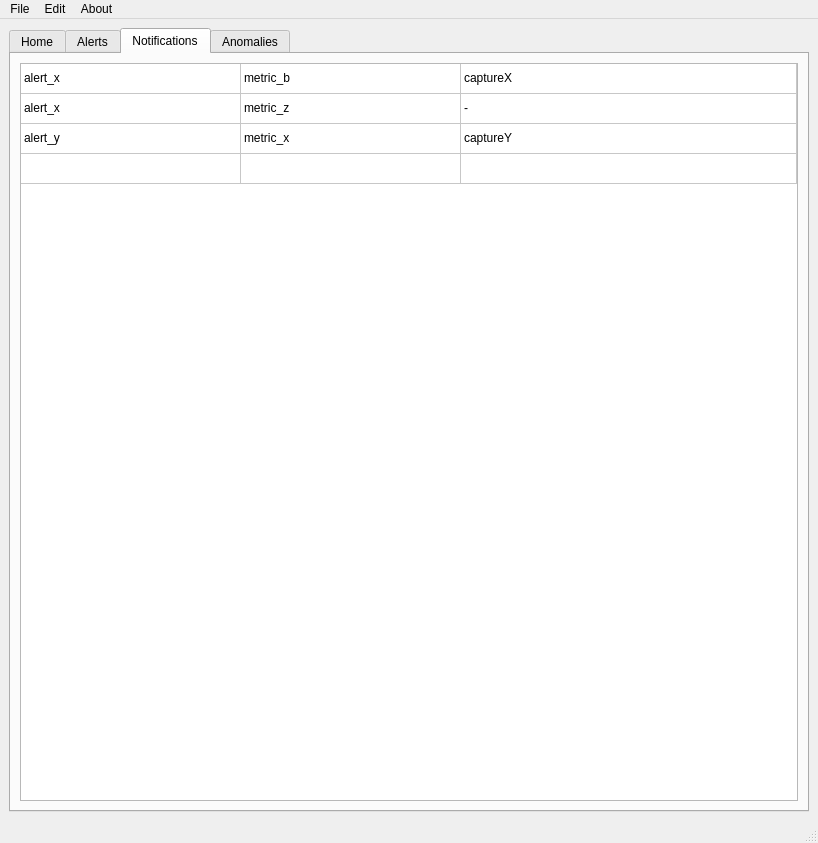
Before: the Qt Designer form sad_ui.ui in kosnet2/smad, drawn with Qt 5.
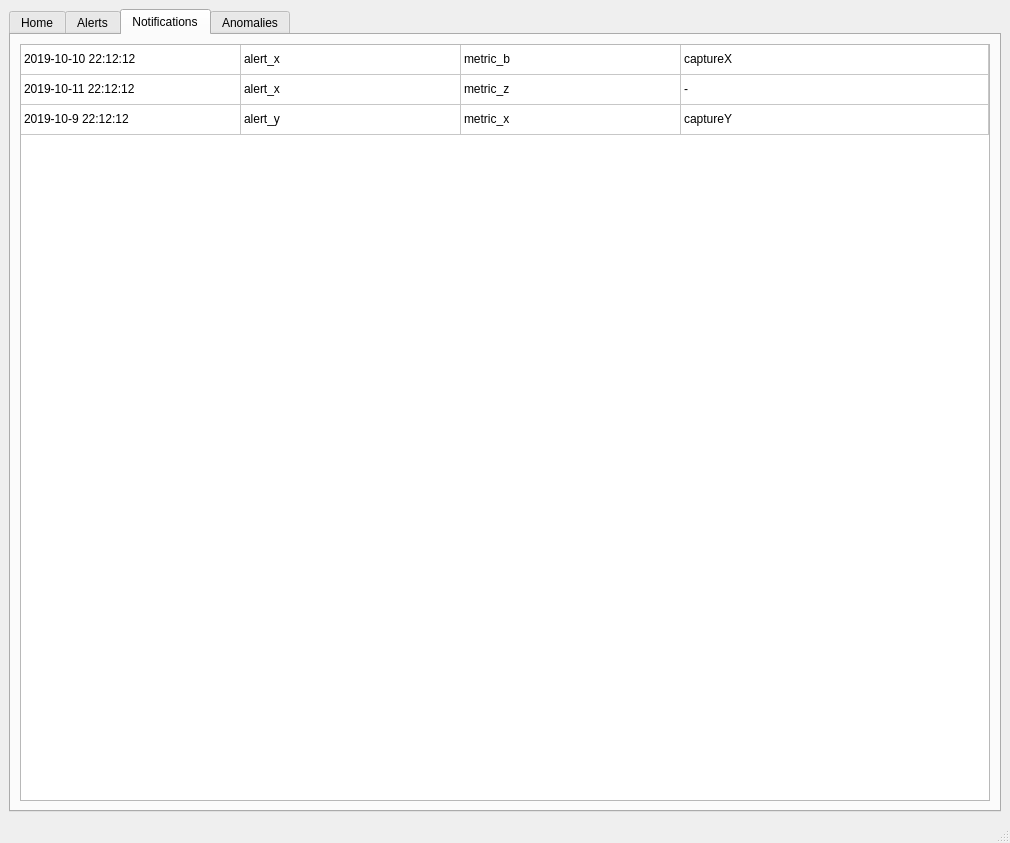
After: the same form once the commit is applied. The open tabs and pages were chosen to show the change.

What changed in the file:
```diff
--- a/sad_ui.ui
+++ b/sad_ui.ui
@@ -6,7 +6,7 @@
    <rect>
     <x>0</x>
     <y>0</y>
-    <width>818</width>
+    <width>1010</width>
     <height>843</height>
    </rect>
   </property>
@@ -924,6 +924,12 @@
           <property name="wordWrap">
            <bool>true</bool>
           </property>
+          <property name="cornerButtonEnabled">
+           <bool>true</bool>
+          </property>
+          <property name="rowCount">
+           <number>3</number>
+          </property>
           <attribute name="horizontalHeaderVisible">
            <bool>false</bool>
           </attribute>
@@ -936,6 +942,9 @@
           <attribute name="horizontalHeaderMinimumSectionSize">
            <number>100</number>
           </attribute>
+          <attribute name="horizontalHeaderShowSortIndicator" stdset="0">
+           <bool>true</bool>
+          </attribute>
           <attribute name="horizontalHeaderStretchLastSection">
            <bool>true</bool>
           </attribute>
@@ -960,68 +969,83 @@
             <string>2</string>
            </property>
           </row>
-          <row>
+          <column>
            <property name="text">
-            <string>3</string>
+            <string>Datetime</string>
            </property>
-          </row>
+          </column>
           <column>
            <property name="text">
-            <string>name</string>
+            <string>Name</string>
            </property>
           </column>
           <column>
            <property name="text">
-            <string>metric</string>
+            <string>Metric</string>
            </property>
           </column>
           <column>
            <property name="text">
-            <string>file</string>
+            <string>File</string>
            </property>
           </column>
           <item row="0" column="0">
            <property name="text">
-            <string>alert_x</string>
+            <string>2019-10-10 22:12:12</string>
            </property>
           </item>
           <item row="0" column="1">
            <property name="text">
-            <string>metric_b</string>
+            <string>alert_x</string>
            </property>
           </item>
           <item row="0" column="2">
            <property name="text">
+            <string>metric_b</string>
+           </property>
+          </item>
+          <item row="0" column="3">
+           <property name="text">
             <string>captureX</string>
            </property>
           </item>
           <item row="1" column="0">
            <property name="text">
-            <string>alert_x</string>
+            <string>2019-10-11 22:12:12</string>
            </property>
           </item>
           <item row="1" column="1">
            <property name="text">
-            <string>metric_z</string>
+            <string>alert_x</string>
            </property>
           </item>
           <item row="1" column="2">
            <property name="text">
+            <string>metric_z</string>
+           </property>
+          </item>
+          <item row="1" column="3">
+           <property name="text">
             <string>-</string>
            </property>
           </item>
           <item row="2" column="0">
            <property name="text">
-            <string>alert_y</string>
+            <string>2019-10-9 22:12:12</string>
            </property>
           </item>
           <item row="2" column="1">
            <property name="text">
-            <string>metric_x</string>
+            <string>alert_y</string>
            </property>
           </item>
           <item row="2" column="2">
            <property name="text">
+            <string>metric_x</string>
+           </property>
+          </item>
+          <item row="2" column="3">
+           <property name="text">
             <string>captureY</string>
            </property>
           </item>
@@ -1038,33 +1062,10 @@
     </item>
    </layout>
   </widget>
-  <widget class="QMenuBar" name="menubar">
-   <property name="geometry">
-    <rect>
-     <x>0</x>
-     <y>0</y>
-     <width>818</width>
-     <height>24</height>
-    </rect>
+  <widget class="QStatusBar" name="statusbar">
+   <property name="sizeGripEnabled">
+    <bool>true</bool>
    </property>
-   <widget class="QMenu" name="menuFile">
-    <property name="title">
-     <string>File</string>
-    </property>
-   </widget>
-   <widget class="QMenu" name="menuEdit">
-    <property name="title">
-     <string>Edit</string>
-    </property>
-   </widget>
-   <widget class="QMenu" name="menuAbout">
-    <property name="title">
-     <string>About</string>
-    </property>
-   </widget>
-   <addaction name="menuFile"/>
-   <addaction name="menuEdit"/>
-   <addaction name="menuAbout"/>
   </widget>
   <widget class="QStatusBar" name="statusbar"/>
  </widget>
```
Left out of the diff: 204 changed lines with no effect on the pictures.
